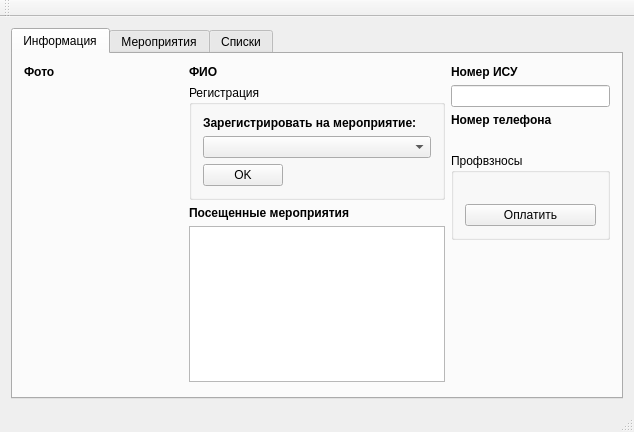
Before: the Qt Designer form profcom_cards/profkom.ui in egornevezhin/profcom_cards, drawn with Qt 5.
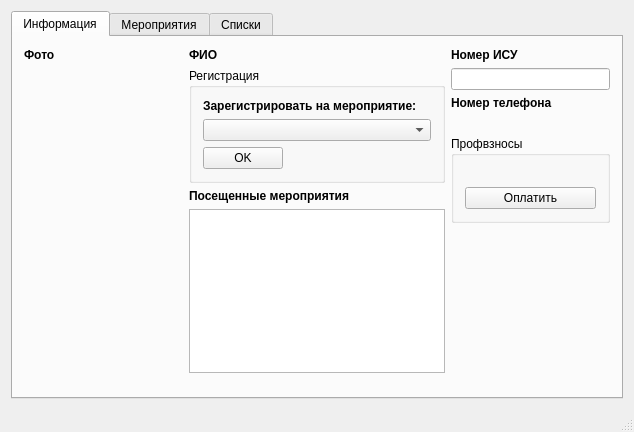
After: the same form once the commit is applied. The open tabs and pages were chosen to show the change.

Commit message: Загрузка фото чере прокси и убран status bar.

```diff
--- a/profcom_cards/profkom.ui
+++ b/profcom_cards/profkom.ui
@@ -486,14 +486,6 @@
     </rect>
    </property>
   </widget>
-  <widget class="QToolBar" name="mainToolBar">
-   <attribute name="toolBarArea">
-    <enum>TopToolBarArea</enum>
-   </attribute>
-   <attribute name="toolBarBreak">
-    <bool>false</bool>
-   </attribute>
-  </widget>
   <widget class="QStatusBar" name="statusBar"/>
  </widget>
  <layoutdefault spacing="6" margin="11"/>
```
Left out of the diff: 2 changed lines with no effect on the pictures. The commit also changes 2 other files.
